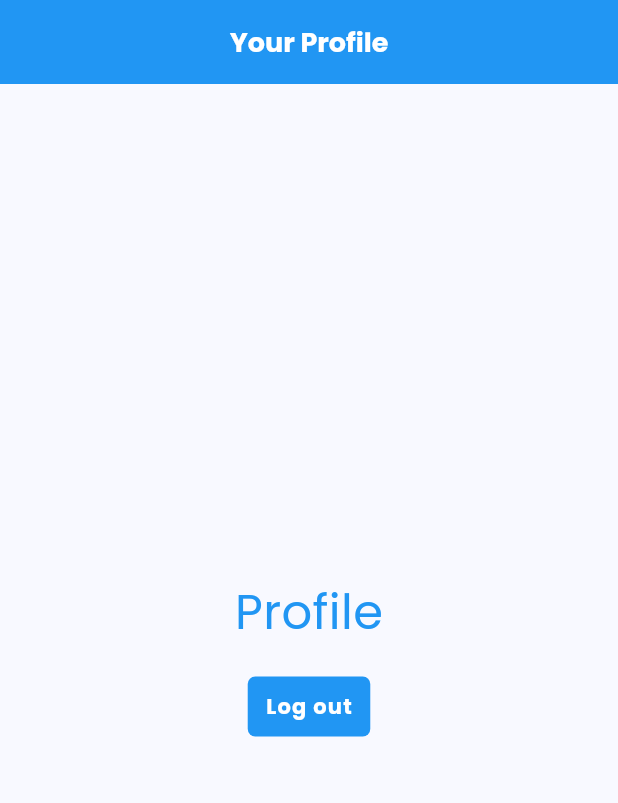
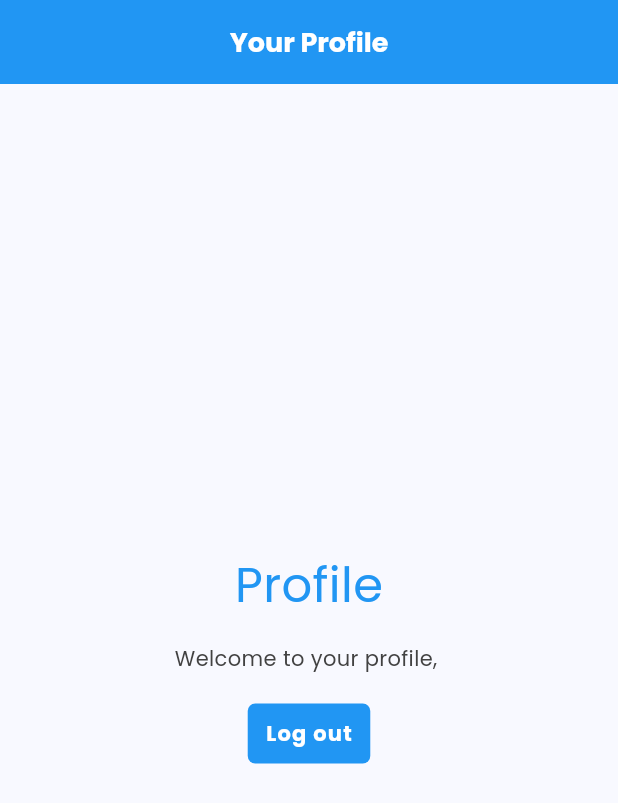
Before and after one commit to iamshaunjp/flutter-with-firebase-auth, a Flutter app: the screen it shows once a user with an empty profile is signed in, on a phone screen of 412 x 824 dp. Shown: the top 803 px of the screen. Run offline on Flutter 3.47's test engine with Material 3 defaults, Android fonts, the light colour scheme and no system bars; our stand-ins replace firebase_auth, firebase_core, flutter_riverpod, google_fonts; accounts and stored records are empty.

Commit message:
lesson-15

```diff
--- a/lib/main.dart
+++ b/lib/main.dart
@@ -44,7 +44,7 @@ class MyApp extends StatelessWidget {
               if (user == null) {
                 return const WelcomeScreen();
               }
-              return ProfileScreen();
+              return ProfileScreen(user: user);
             },
             error: (error, __) => const Text('error loading auth status.'),
             loading: () => const Text('loading...'),
--- a/lib/screens/profile/profile.dart
+++ b/lib/screens/profile/profile.dart
@@ -1,10 +1,13 @@
 import 'package:flutter/material.dart';
+import 'package:flutter_auth_tut/models/app_user.dart';
 import 'package:flutter_auth_tut/services/auth_service.dart';
 import 'package:flutter_auth_tut/shared/styled_button.dart';
 import 'package:flutter_auth_tut/shared/styled_text.dart';
 
 class ProfileScreen extends StatelessWidget {
-  const ProfileScreen({super.key});
+  const ProfileScreen({super.key, required this.user});
+
+  final AppUser user;
 
   @override
   Widget build(BuildContext context) {
@@ -24,7 +27,9 @@ class ProfileScreen extends StatelessWidget {
             const StyledHeading('Profile'),
             const SizedBox(height: 16),
 
-            // output user email here later
+            // output user email here later#
+            StyledBodyText('Welcome to your profile, ${user.email}'),
+            const SizedBox(height: 16),
 
             StyledButton(
               onPressed: () {
```
